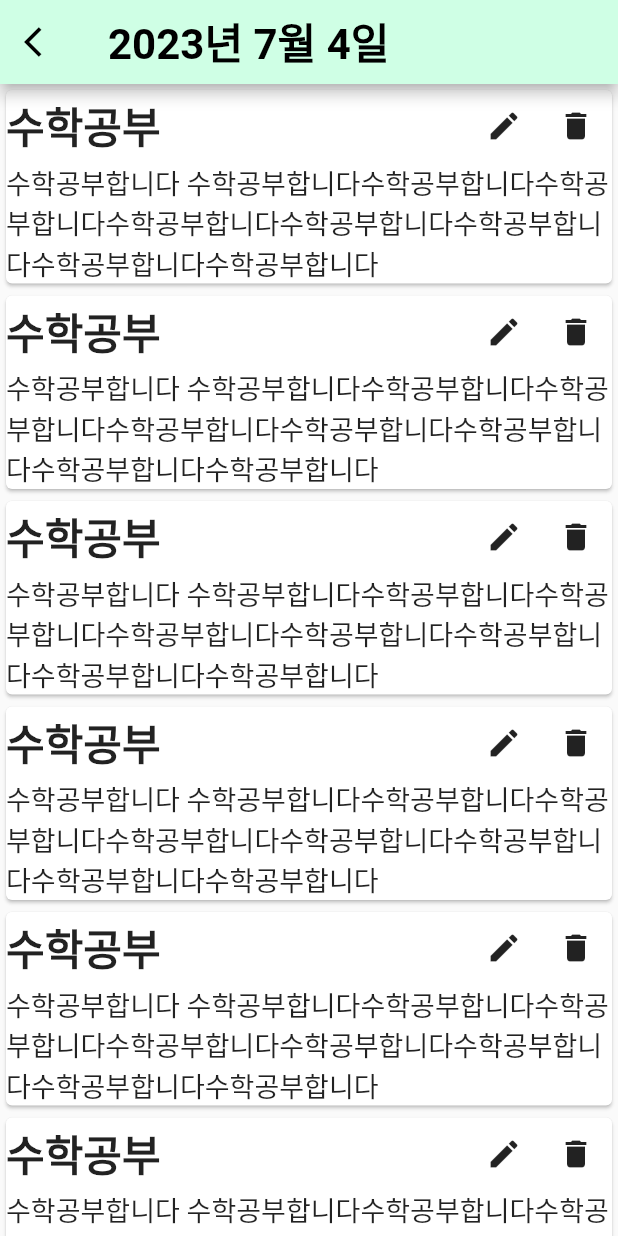
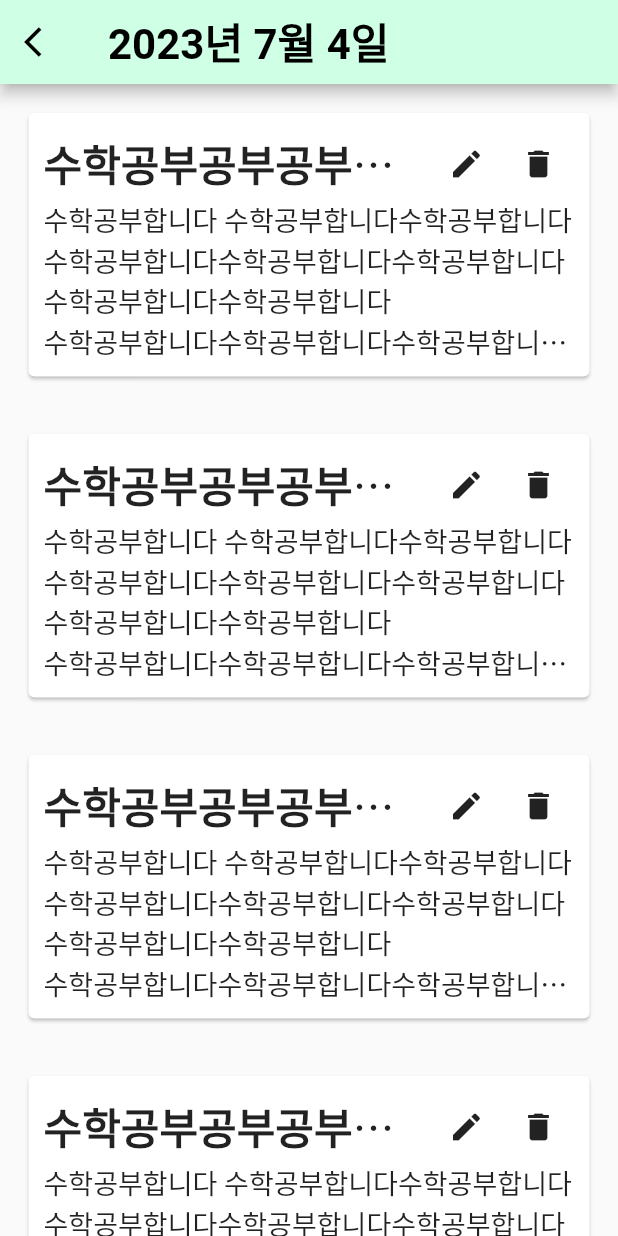
Before and after one commit to ThePerfectMartini/team_sparta_17, a Flutter app: the screen it shows after launch, on a phone screen of 412 x 824 dp. Run offline on Flutter 3.47's test engine with Material 2 defaults, Android fonts, the phone set to English and light mode, and no system bars.

Commit message:
feat: 셀 내의 텍스트 최대 범위 설정 및 글줄임 추가

```diff
--- a/lib/daily_schduled_view.dart
+++ b/lib/daily_schduled_view.dart
@@ -12,8 +12,8 @@ class DailyScheduledView extends StatefulWidget {
 }
 
 class _MyWidgetState extends State<DailyScheduledView> {
-  Schedule dummySchedule = Schedule("2023년 7월 4일", "수학공부",
-      "수학공부합니다 수학공부합니다수학공부합니다수학공부합니다수학공부합니다수학공부합니다수학공부합니다수학공부합니다수학공부합니다");
+  Schedule dummySchedule = Schedule("2023년 7월 4일", "수학공부공부공부공부공부공부",
+      "수학공부합니다 수학공부합니다수학공부합니다수학공부합니다수학공부합니다수학공부합니다수학공부합니다수학공부합니다\n수학공부합니다수학공부합니다수학공부합니다수학공부합니다수학공부합니다수학공부합니다수학공부합니다수학공부합니다수학공부합니다수학공부합니다수학공부합니다");
   @override
   Widget build(BuildContext context) {
     return MaterialApp(
--- a/lib/schedule_cell.dart
+++ b/lib/schedule_cell.dart
@@ -10,20 +10,31 @@ class ScheduleCell extends StatelessWidget {
 
   @override
   Widget build(BuildContext context) {
-    return Card(
+    return Padding(
+      padding: const EdgeInsets.symmetric(
+        vertical: 15.0,
+        horizontal: 15.0,
+      ),
+      child: Card(
+        child: Padding(
+          padding: const EdgeInsets.all(10.0),
           child: Column(
             crossAxisAlignment: CrossAxisAlignment.start,
             children: [
               Row(
                 children: [
-              Text(
+                  Expanded(
+                    child: Text(
                       "${schedule.title}",
                       style: TextStyle(
                         fontWeight: FontWeight.bold,
                         fontSize: 28,
                       ),
+                      maxLines: 1,
+                      overflow: TextOverflow.ellipsis,
                     ),
-              Spacer(),
+                    flex: 1,
+                  ),
                   IconButton(
                     onPressed: () {
                       // 수정
@@ -44,8 +55,12 @@ class ScheduleCell extends StatelessWidget {
                   fontWeight: FontWeight.normal,
                   fontSize: 18,
                 ),
+                maxLines: 4,
+                overflow: TextOverflow.ellipsis,
               ),
             ],
+          ),
+        ),
       ),
     );
   }
```
Lines whose indentation alone changed are shown as unchanged.
